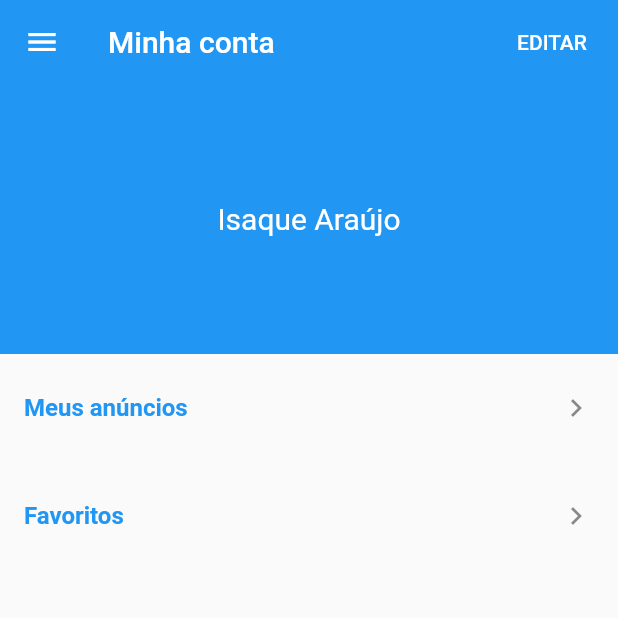
After one commit to IsaqueAraujoApp/Aprendendo-Flutter, a Flutter app: the AccountScreen screen opened directly, on a phone screen of 412 x 824 dp, the top half of it. The commit adds this screen. Run offline on Flutter 3.47's test engine with Material 2 defaults, Android fonts, the phone set to English and light mode, and no system bars; our stand-ins replace brasil_fields, carousel_pro, cloud_firestore, dio, firebase_auth, firebase_storage and 8 more; missing offline and left inert: bloc_pattern, flutter_youtube; accounts and stored records are empty.

Commit message:
App XLO Clone
 - Criando a Tela Minha Conta

```diff
--- /dev/null
+++ b/xlo/lib/screens/account/account_screen.dart
@@ -0,0 +1,70 @@
+import 'package:flutter/material.dart';
+import 'package:xlo/common/custom_drawer/custom_drawer.dart';
+
+class AccountScreen extends StatelessWidget {
+  @override
+  Widget build(BuildContext context) {
+    return Scaffold(
+      appBar: AppBar(
+        elevation: 0,
+        title: const Text('Minha conta'),
+        actions: <Widget>[
+          FlatButton(
+            child: const Text('EDITAR'),
+            textColor: Colors.white,
+            onPressed: () {},
+          ),
+        ],
+      ),
+      drawer: CustomDrawer(),
+      body: Column(
+          crossAxisAlignment: CrossAxisAlignment.stretch,
+          children: <Widget>[
+            Container(
+              height: 180,
+              decoration: BoxDecoration(
+                color: Colors.blue,
+              ),
+              alignment: Alignment.center,
+              child: Text(
+                'Isaque Araújo',
+                style: TextStyle(
+                  color: Colors.white,
+                  fontSize: 20,
+                ),
+              ),
+            ),
+            ListTile(
+              title: Text(
+                'Meus anúncios',
+                style: TextStyle(
+                  color: Colors.blue,
+                  fontWeight: FontWeight.w600,
+                ),
+              ),
+              contentPadding: const EdgeInsets.symmetric(
+                horizontal: 16,
+                vertical: 8,
+              ),
+              trailing: Icon(Icons.keyboard_arrow_right),
+              onTap: () {},
+            ),
+            ListTile(
+              title: Text(
+                'Favoritos',
+                style: TextStyle(
+                  color: Colors.blue,
+                  fontWeight: FontWeight.w600,
+                ),
+              ),
+              contentPadding: const EdgeInsets.symmetric(
+                horizontal: 16,
+                vertical: 8,
+              ),
+              trailing: Icon(Icons.keyboard_arrow_right),
+              onTap: () {},
+            ),
+          ]),
+    );
+  }
+}
--- a/xlo/lib/screens/base/base_screen.dart
+++ b/xlo/lib/screens/base/base_screen.dart
@@ -4,6 +4,7 @@ import 'package:flutter/cupertino.dart';
 import 'package:flutter/material.dart';
 import 'package:provider/provider.dart';
 import 'package:xlo/blocs/drawer_bloc.dart';
+import 'package:xlo/screens/account/account_screen.dart';
 import 'package:xlo/screens/create/create_screen.dart';
 import 'package:xlo/screens/home/home_screen.dart';
 
@@ -13,7 +14,6 @@ class BaseScreen extends StatefulWidget {
 }
 
 class _BaseScreenState extends State<BaseScreen> {
-
   final PageController _pageController = PageController();
 
   DrawerBloc _drawerBloc;
@@ -24,11 +24,11 @@ class _BaseScreenState extends State<BaseScreen> {
     super.didChangeDependencies();
 
     final DrawerBloc drawerBloc = Provider.of<DrawerBloc>(context);
-    if(drawerBloc != _drawerBloc){
+    if (drawerBloc != _drawerBloc) {
       _drawerBloc = drawerBloc;
 
       _drawerSubscription?.cancel();
-      _drawerSubscription = _drawerBloc.outPage.listen((page){
+      _drawerSubscription = _drawerBloc.outPage.listen((page) {
         try {
           _pageController.jumpToPage(page);
         } catch (e) {}
@@ -53,7 +53,7 @@ class _BaseScreenState extends State<BaseScreen> {
           CreateScreen(),
           Container(color: Colors.red),
           Container(color: Colors.blue),
-          Container(color: Colors.red),
+          AccountScreen(),
         ],
       ),
     );
```
